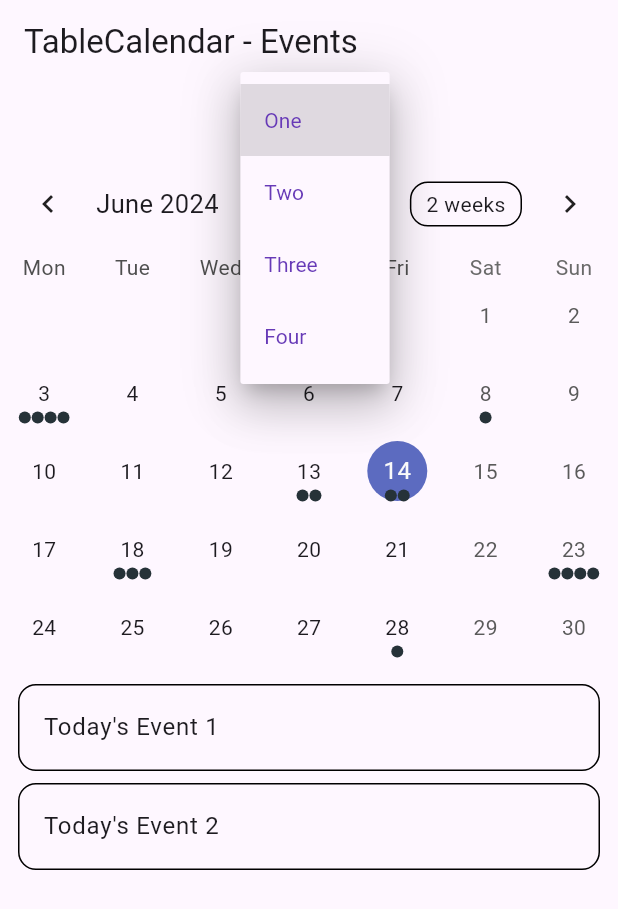
After one commit to billyleanos/movilreserva, a Flutter app: the TableEventsExample screen opened directly, after a tap on "One", on a phone screen of 412 x 824 dp. The commit adds this screen. Shown: the top 909 px of the screen. Run offline on Flutter 3.47's test engine with Material 3 defaults, Android fonts, the phone set to English and light mode, and no system bars; drawn by our look-alikes of table_calendar.

Commit message:
feat: Add table_calendar dependency and navigate to calendar page on login

```diff
--- /dev/null
+++ b/lib/utils/utils.dart
@@ -0,0 +1,52 @@
+// Copyright 2019 Aleksander Woźniak
+// SPDX-License-Identifier: Apache-2.0
+
+import 'dart:collection';
+
+import 'package:table_calendar/table_calendar.dart';
+
+/// Example event class.
+class Event {
+  final String title;
+
+  const Event(this.title);
+
+  @override
+  String toString() => title;
+}
+
+/// Example events.
+///
+/// Using a [LinkedHashMap] is highly recommended if you decide to use a map.
+final kEvents = LinkedHashMap<DateTime, List<Event>>(
+  equals: isSameDay,
+  hashCode: getHashCode,
+)..addAll(_kEventSource);
+
+final _kEventSource = Map.fromIterable(List.generate(50, (index) => index),
+    key: (item) => DateTime.utc(kFirstDay.year, kFirstDay.month, item * 5),
+    value: (item) => List.generate(
+        item % 4 + 1, (index) => Event('Event $item | ${index + 1}')))
+  ..addAll({
+    kToday: [
+      Event('Today\'s Event 1'),
+      Event('Today\'s Event 2'),
+    ],
+  });
+
+int getHashCode(DateTime key) {
+  return key.day * 1000000 + key.month * 10000 + key.year;
+}
+
+/// Returns a list of [DateTime] objects from [first] to [last], inclusive.
+List<DateTime> daysInRange(DateTime first, DateTime last) {
+  final dayCount = last.difference(first).inDays + 1;
+  return List.generate(
+    dayCount,
+    (index) => DateTime.utc(first.year, first.month, first.day + index),
+  );
+}
+
+final kToday = DateTime.now();
+final kFirstDay = DateTime(kToday.year, kToday.month - 3, kToday.day);
+final kLastDay = DateTime(kToday.year, kToday.month + 3, kToday.day);
--- /dev/null
+++ b/lib/views/calendrio_page.dart
@@ -0,0 +1,184 @@
+// Copyright 2019 Aleksander Woźniak
+// SPDX-License-Identifier: Apache-2.0
+
+import 'package:flutter/material.dart';
+import 'package:table_calendar/table_calendar.dart';
+
+import '../utils/utils.dart';
+
+
+const List<String> list = <String>['One', 'Two', 'Three', 'Four'];
+
+class TableEventsExample extends StatefulWidget {
+  @override
+  _TableEventsExampleState createState() => _TableEventsExampleState();
+}
+
+class _TableEventsExampleState extends State<TableEventsExample> {
+  late final ValueNotifier<List<Event>> _selectedEvents;
+  CalendarFormat _calendarFormat = CalendarFormat.month;
+  RangeSelectionMode _rangeSelectionMode = RangeSelectionMode
+      .toggledOff; // Can be toggled on/off by longpressing a date
+  DateTime _focusedDay = DateTime.now();
+  DateTime? _selectedDay;
+  DateTime? _rangeStart;
+  DateTime? _rangeEnd;
+
+  @override
+  void initState() {
+    super.initState();
+
+    _selectedDay = _focusedDay;
+    _selectedEvents = ValueNotifier(_getEventsForDay(_selectedDay!));
+  }
+
+  @override
+  void dispose() {
+    _selectedEvents.dispose();
+    super.dispose();
+  }
+
+  List<Event> _getEventsForDay(DateTime day) {
+    // Implementation example
+    return kEvents[day] ?? [];
+  }
+
+  List<Event> _getEventsForRange(DateTime start, DateTime end) {
+    // Implementation example
+    final days = daysInRange(start, end);
+
+    return [
+      for (final d in days) ..._getEventsForDay(d),
+    ];
+  }
+
+
+  void _onDaySelected(DateTime selectedDay, DateTime focusedDay) {
+    if (!isSameDay(_selectedDay, selectedDay)) {
+      setState(() {
+        _selectedDay = selectedDay;
+        _focusedDay = focusedDay;
+        _rangeStart = null; // Important to clean those
+        _rangeEnd = null;
+        _rangeSelectionMode = RangeSelectionMode.toggledOff;
+      });
+
+      _selectedEvents.value = _getEventsForDay(selectedDay);
+    }
+  }
+
+  void _onRangeSelected(DateTime? start, DateTime? end, DateTime focusedDay) {
+    setState(() {
+      _selectedDay = null;
+      _focusedDay = focusedDay;
+      _rangeStart = start;
+      _rangeEnd = end;
+      _rangeSelectionMode = RangeSelectionMode.toggledOn;
+    });
+
+    // `start` or `end` could be null
+    if (start != null && end != null) {
+      _selectedEvents.value = _getEventsForRange(start, end);
+    } else if (start != null) {
+      _selectedEvents.value = _getEventsForDay(start);
+    } else if (end != null) {
+      _selectedEvents.value = _getEventsForDay(end);
+    }
+  }
+
+  @override
+  Widget build(BuildContext context) {
+    return Scaffold(
+      appBar: AppBar(
+        title: Text('TableCalendar - Events'),
+      ),
+      body: Column(
+
+        children: [
+         _ListaSala(),
+          TableCalendar<Event>(
+            firstDay: kFirstDay,
+            lastDay: kLastDay,
+            focusedDay: _focusedDay,
+            selectedDayPredicate: (day) => isSameDay(_selectedDay, day),
+            rangeStartDay: _rangeStart,
+            rangeEndDay: _rangeEnd,
+            calendarFormat: _calendarFormat,
+            rangeSelectionMode: _rangeSelectionMode,
+            eventLoader: _getEventsForDay,
+            startingDayOfWeek: StartingDayOfWeek.monday,
+            calendarStyle: CalendarStyle(
+              // Use `CalendarStyle` to customize the UI
+              outsideDaysVisible: false,
+            ),
+            onDaySelected: _onDaySelected,
+            onRangeSelected: _onRangeSelected,
+            onFormatChanged: (format) {
+              if (_calendarFormat != format) {
+                setState(() {
+                  _calendarFormat = format;
+                });
+              }
+            },
+            onPageChanged: (focusedDay) {
+              _focusedDay = focusedDay;
+            },
+          ),
+          const SizedBox(height: 8.0),
+          Expanded(
+            child: ValueListenableBuilder<List<Event>>(
+              valueListenable: _selectedEvents,
+              builder: (context, value, _) {
+                return ListView.builder(
+                  itemCount: value.length,
+                  itemBuilder: (context, index) {
+                    return Container(
+                      margin: const EdgeInsets.symmetric(
+                        horizontal: 12.0,
+                        vertical: 4.0,
+                      ),
+                      decoration: BoxDecoration(
+                        border: Border.all(),
+                        borderRadius: BorderRadius.circular(12.0),
+                      ),
+                      child: ListTile(
+                        onTap: () => print('${value[index]}'),
+                        title: Text('${value[index]}'),
+                      ),
+                    );
+                  },
+                );
+              },
+            ),
+          ),
+        ],
+      ),
+    );
+  }
+
+  String dropdownValue = list.first;
+  Widget _ListaSala(){
+    return DropdownButton<String>(
+      value: dropdownValue,
+      icon: const Icon(Icons.arrow_downward),
+      elevation: 16,
+      style: const TextStyle(color: Colors.deepPurple),
+      underline: Container(
+        height: 2,
+        color: Colors.deepPurpleAccent,
+      ),
+      onChanged: (String? value) {
+        // This is called when the user selects an item.
+        setState(() {
+          dropdownValue = value!;
+        });
+      },
+      items: list.map<DropdownMenuItem<String>>((String value) {
+        return DropdownMenuItem<String>(
+          value: value,
+          child: Text(value),
+        );
+      }).toList(),
+    );
+  }
+}
```
Also changed, not shown: lib/views/login_page.dart (+15 -2 lines).
